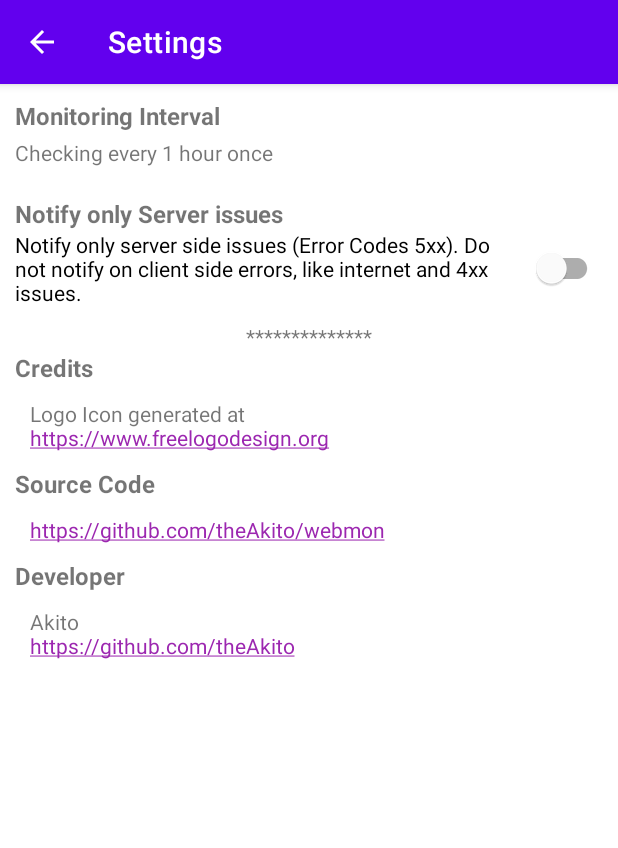
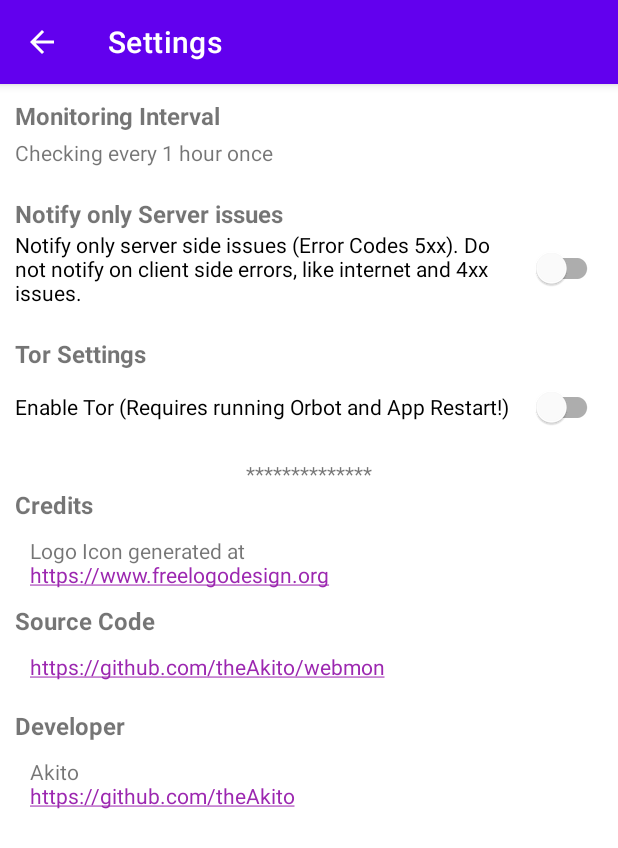
Before and after one commit to theAkito/webmon, an Android app: the SettingsActivity screen opened directly, with no data from a screen before it, on a phone screen of 412 x 824 dp. Shown: the top 848 px of the screen. Run offline under Robolectric (Android 15) with nearby library versions, the phone set to English and light mode, and no system bars.

Commit message:
Add TOR Settings to UI

```diff
--- a/app/src/main/res/layout/activity_settings.xml
+++ b/app/src/main/res/layout/activity_settings.xml
@@ -99,6 +99,28 @@
 
         </LinearLayout>
 
+        <LinearLayout
+            android:id="@+id/settings_tor"
+            android:layout_width="match_parent"
+            android:layout_height="match_parent"
+            android:orientation="vertical"
+            android:gravity="center"
+            android:padding="10dp">
+
+            <androidx.appcompat.widget.AppCompatTextView
+                android:layout_width="match_parent"
+                android:text="@string/settings_tor"
+                android:textSize="@dimen/text_normal"
+                android:textStyle="bold"
+                android:layout_height="wrap_content"/>
+
+            <com.google.android.material.switchmaterial.SwitchMaterial
+                android:id="@+id/settings_tor_enable"
+                android:layout_width="match_parent"
+                android:layout_height="49dp"
+                android:text="@string/enable_tor_msg" />
+        </LinearLayout>
+
         <TextView
             android:text="**************"
             android:textAlignment="center"
@@ -147,9 +169,10 @@
                 android:layout_width="match_parent"
                 android:layout_height="wrap_content"
                 android:autoLink="web"
+                android:minHeight="48dp"
                 android:padding="10dp"
                 android:text="@string/source_code_link"
-                android:textSize="@dimen/text_small"/>
+                android:textSize="@dimen/text_small" />
 
         </LinearLayout>
 
--- a/app/src/main/res/values/strings.xml
+++ b/app/src/main/res/values/strings.xml
@@ -60,4 +60,7 @@
     <string name="backup">Backup</string>
     <string name="restore">Restore</string>
     <string name="check_a_aaaa_dns_records">Check A/AAAA DNS Records</string>
+    <string name="settings_tor">Tor Settings</string>
+    <string name="enable_tor_msg">Enable Tor (Requires running Orbot and App Restart!)</string>
+    <string name="is_onion_address">Is TOR .onion Address</string>
 </resources>
```
Also changed, not shown: app/src/main/res/layout/activity_create_entry.xml (+9 -2 lines), 1 other file.
